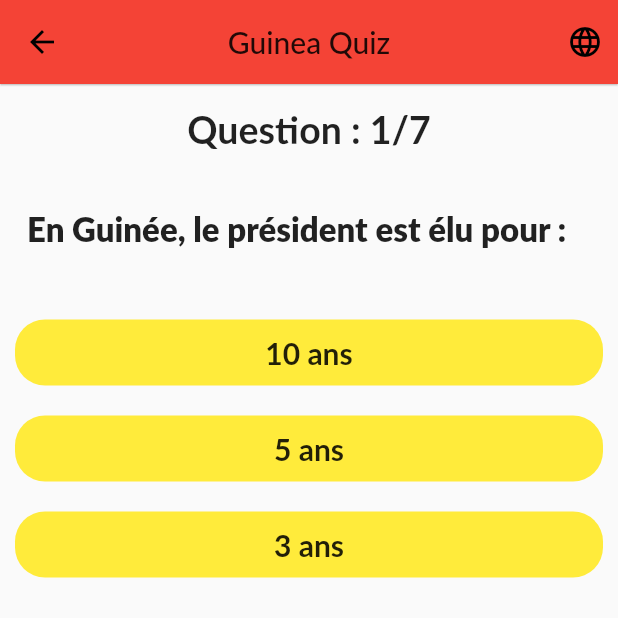
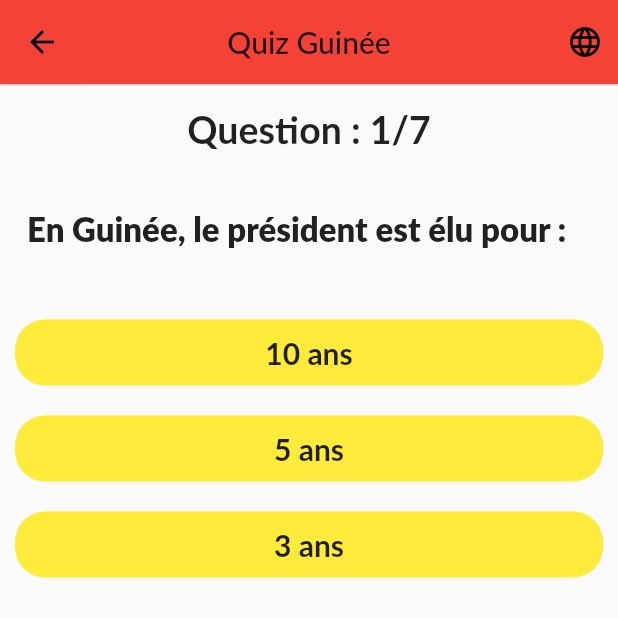
Before and after one commit to mohamed224/guinea_quiz_flutter_app, a Flutter app: the screen it shows after launch, on a phone screen of 412 x 824 dp, the top half of it. Run offline on Flutter 3.47's test engine with Material 2 defaults, Android fonts, the phone set to English and light mode, and no system bars; Roboto replaces fonts that are missing (Lato).

Commit message:
initial commit

```diff
--- a/lib/guinea_quiz_screen.dart
+++ b/lib/guinea_quiz_screen.dart
@@ -75,7 +75,7 @@ class _GuineaQuizScreenState extends State<GuineaQuizScreen> {
         leading: Icon(Icons.arrow_back),
         backgroundColor: Colors.red,
         elevation: 0.5,
-        title: Text("Guinea Quiz"),
+        title: Text("Quiz Guinée"),
         centerTitle: true,
         actions: [
           Container(
--- a/lib/main.dart
+++ b/lib/main.dart
@@ -16,7 +16,7 @@ class _GuineaQuizState extends State<GuineaQuiz> {
   Widget build(BuildContext context) {
     return MaterialApp(
       debugShowCheckedModeBanner: false,
-      title: 'Guinea Quiz',
+      title: 'Quiz Guinée',
         theme: ThemeData(
                 primarySwatch: Colors.grey,
                 accentColor: Colors.teal,
```
Also changed, not shown: 4 other files.
